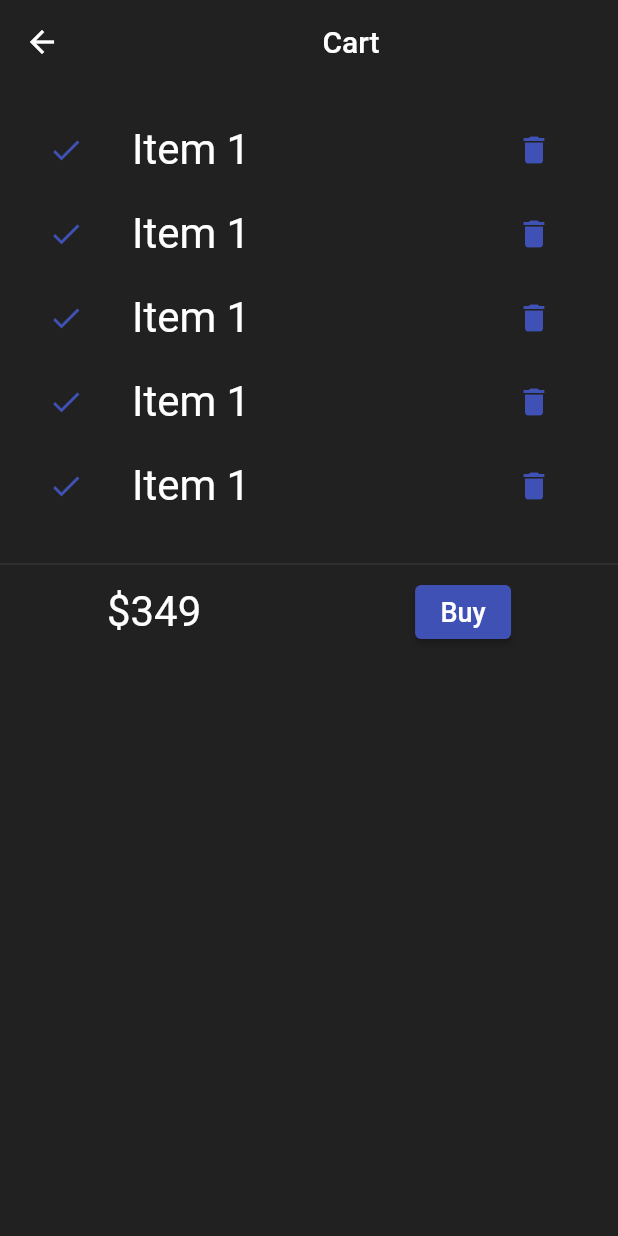
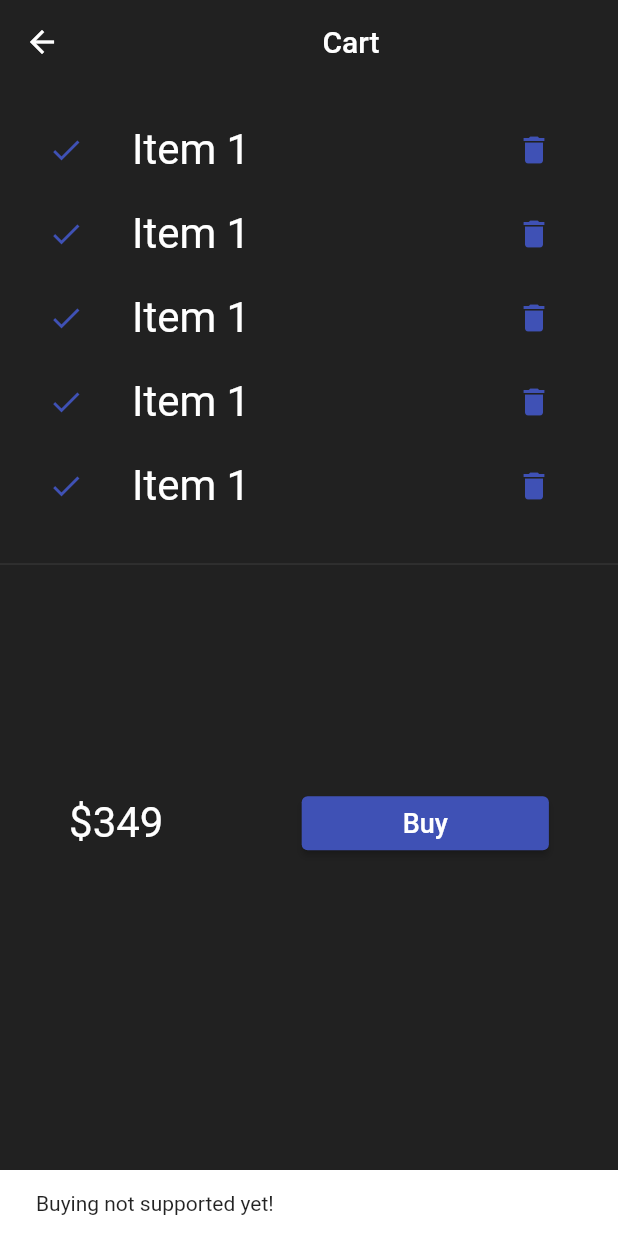
Before and after one commit to SMAmmadAli/30_days_of_flutter, a Flutter app: the CartPage screen opened by its route, after a tap on "Buy", on a phone screen of 412 x 824 dp. Run offline on Flutter 3.47's test engine with Material 2 defaults, Android fonts, the phone set to English and light mode, and no system bars; project files that could hold a hidden picture were left out.

```diff
--- a/full_flutter/lib/Pages/cart_page.dart
+++ b/full_flutter/lib/Pages/cart_page.dart
@@ -37,7 +37,7 @@ class _cartTotal extends StatelessWidget {
   @override
   Widget build(BuildContext context) {
     return SizedBox(
-        // height: MediaQuery.of(context).size.height * 0.4,
+        height: MediaQuery.of(context).size.height * 0.4,
         child: Row(
       mainAxisAlignment: MainAxisAlignment.spaceAround,
       children: [
@@ -47,9 +47,11 @@ class _cartTotal extends StatelessWidget {
               color: Theme.of(context).secondaryHeaderColor,
             )),
         SizedBox(
-            // width: MediaQuery.of(context).size.width * 0.2,
+            width: MediaQuery.of(context).size.width * 0.4,
             child: ElevatedButton(
-          onPressed: () {},
+          onPressed: () {
+            ScaffoldMessenger.of(context).showSnackBar(SnackBar(content: Text("Buying not supported yet!"),));
+          },
           style: ButtonStyle(
               backgroundColor:
                   MaterialStateProperty.all(Theme.of(context).primaryColor)),
--- a/full_flutter/lib/models/catalogs.dart
+++ b/full_flutter/lib/models/catalogs.dart
@@ -25,6 +25,10 @@ class CatalogModel {
     //         image: "https://encrypted-tbn0.gstatic.com/images?q=tbn:ANd9GcQROEs084z65psoo06zYl5R0tUzywOVKVQZzmzqCj3PDP1vVJTWv3gGwGMFENSy4qV4n7sEQjE&usqp=CAc",
     // ),
   ];
+ Item getById(int id)=>
+  items.firstWhere((element)=> element.id == id, orElse: null);
+
+  Item getByPosition(int pos)=>items[pos];
 }
 
 class Item {
```
Also changed, not shown: full_flutter/lib/models/cart.dart (added, +35 -0 lines).
